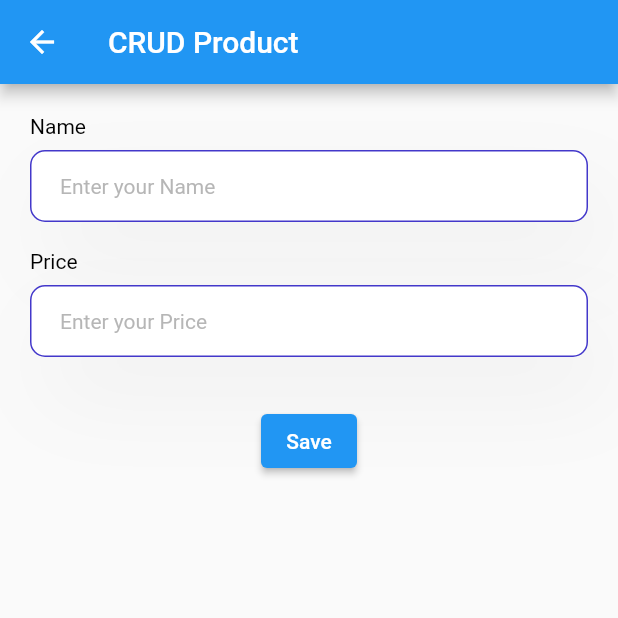
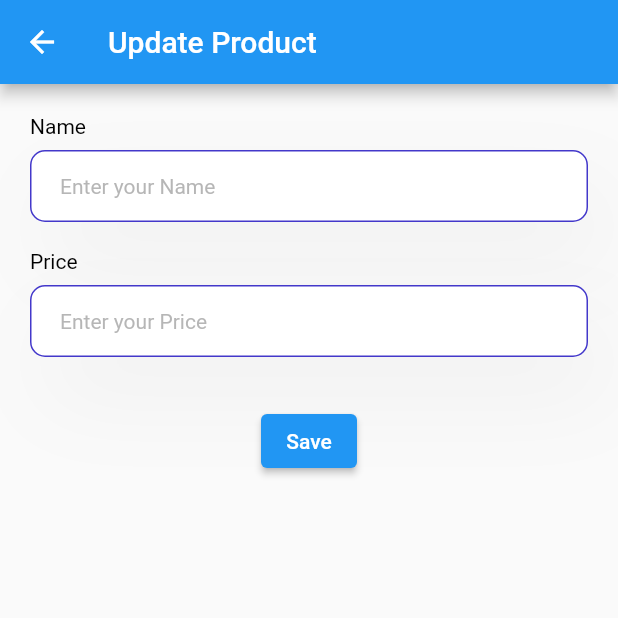
Before and after one commit to sahibul-nf/flutter_crud_example_with_supabase, a Flutter app: the UpdateProduct screen opened directly with empty values, after a tap on "Save", on a phone screen of 412 x 824 dp, the top half of it. Run offline on Flutter 3.47's test engine with Material 2 defaults, Android fonts, the phone set to English and light mode, and no system bars; our stand-ins replace get, supabase; accounts and stored records are empty; network calls fail.

Commit message:
chore 🔥: new update

```diff
--- a/lib/product/controller/product_controller.dart
+++ b/lib/product/controller/product_controller.dart
@@ -26,7 +26,7 @@ class ProductController extends GetxController {
   List<ProductModel> get products => _products();
   var isLoading = true.obs;
 
-  fetchProducts() async {
+  Future fetchProducts() async {
     try {
       final response = await client.from('Product').select('*').execute();
 
@@ -74,7 +74,7 @@ class ProductController extends GetxController {
     }
   }
 
-  updateProduct({String? name, int? price, int? id}) async {
+  Future updateProduct({String? name, int? price, int? id}) async {
     final response = await client
         .from('Product')
         .update({'name': name, 'price': price}).match({'id': id}).execute();
--- a/lib/product/view/create_product.dart
+++ b/lib/product/view/create_product.dart
@@ -24,7 +24,7 @@ class _CreateProductState extends State<CreateProduct> {
   Widget build(BuildContext context) {
     return Scaffold(
       appBar: AppBar(
-        title: const Text("CRUD Product"),
+        title: const Text("Create Product"),
       ),
       body: Form(
         key: _keyForm,
--- a/lib/product/view/product_page.dart
+++ b/lib/product/view/product_page.dart
@@ -26,7 +26,7 @@ class _ProductPageState extends State<ProductPage> {
           onPressed: () {
             Get.to(const CreateProduct());
           },
-          child: const Icon(Icons.create),
+          child: const Icon(Icons.add),
         ),
         body: RefreshIndicator(
           onRefresh: () {
--- a/lib/product/view/update_product.dart
+++ b/lib/product/view/update_product.dart
@@ -1,11 +1,11 @@
-
 import 'package:ecommerce_app/product/controller/product_controller.dart';
 import 'package:ecommerce_app/product/widgets/input_text_field.dart';
 import 'package:flutter/material.dart';
 import 'package:get/get.dart';
 
 class UpdateProduct extends StatefulWidget {
-  const UpdateProduct({Key? key, required this.name, required this.price, this.id})
+  const UpdateProduct(
+      {Key? key, required this.name, required this.price, this.id})
       : super(key: key);
   final String name;
   final String price;
@@ -32,7 +32,7 @@ class _UpdateProductState extends State<UpdateProduct> {
 
     return Scaffold(
       appBar: AppBar(
-        title: const Text("CRUD Product"),
+        title: const Text("Update Product"),
       ),
       body: Form(
         key: _keyForm,
@@ -55,10 +55,7 @@ class _UpdateProductState extends State<UpdateProduct> {
               ElevatedButton(
                 onPressed: () {
                   var res = controller.updateProduct(
-                    name: nameInput,
-                    price: priceInput,
-                    id: widget.id
-                  );
+                      name: nameInput, price: priceInput, id: widget.id);
                   res.then((value) {
                     if (value) {
                       Get.snackbar("Success", "Succefully update product");
```
